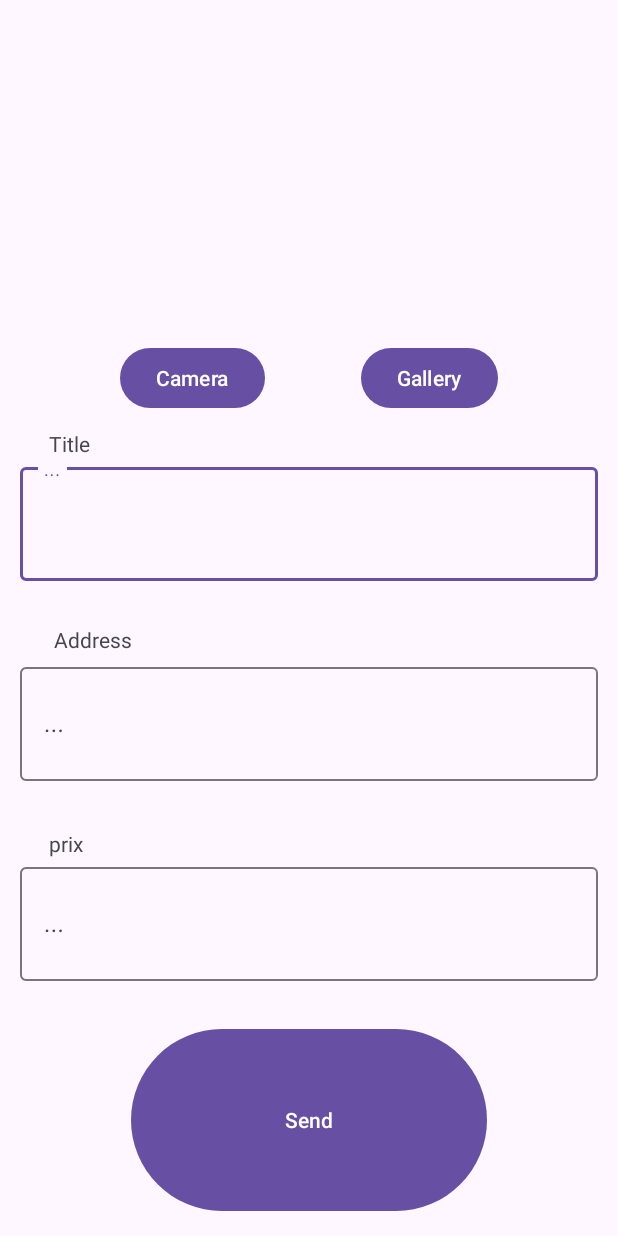
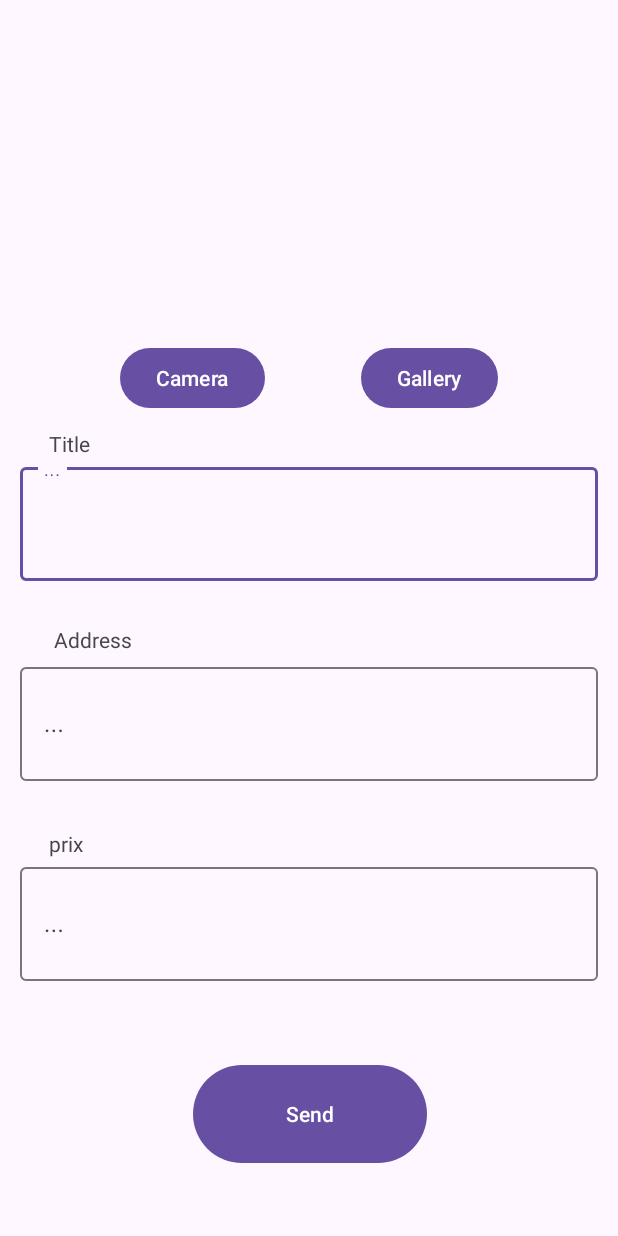
Before and after one commit to Niranjanfr/ProjectLeBonCoin_AMSE, an Android app: the CameraAdAddActivity screen opened directly, with no data from a screen before it, on a phone screen of 412 x 824 dp. Run offline under Robolectric (Android 15) with nearby library versions, the phone set to English and light mode, and no system bars.

Commit message:
reduced size of send button

```diff
--- a/app/src/main/res/layout/activity_camera_ad_add.xml
+++ b/app/src/main/res/layout/activity_camera_ad_add.xml
@@ -28,13 +28,14 @@
 
             <Button
                 android:id="@+id/button"
-                android:layout_width="237dp"
-                android:layout_height="129dp"
+                android:layout_width="156dp"
+                android:layout_height="73dp"
                 android:layout_marginStart="87dp"
-                android:layout_marginTop="28dp"
+                android:layout_marginTop="52dp"
                 android:layout_marginEnd="88dp"
                 android:text="Send"
                 app:layout_constraintEnd_toEndOf="parent"
+                app:layout_constraintHorizontal_bias="0.51"
                 app:layout_constraintStart_toStartOf="parent"
                 app:layout_constraintTop_toBottomOf="@+id/textInputLayout" />
 
```
